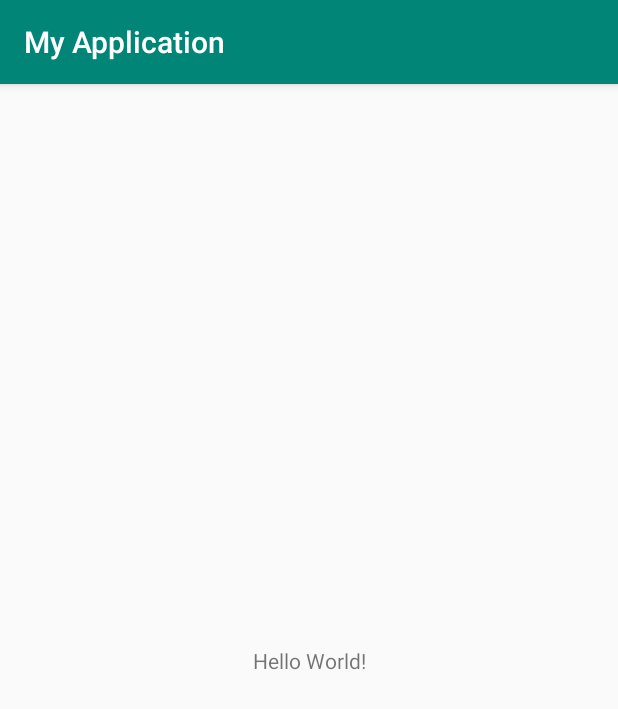
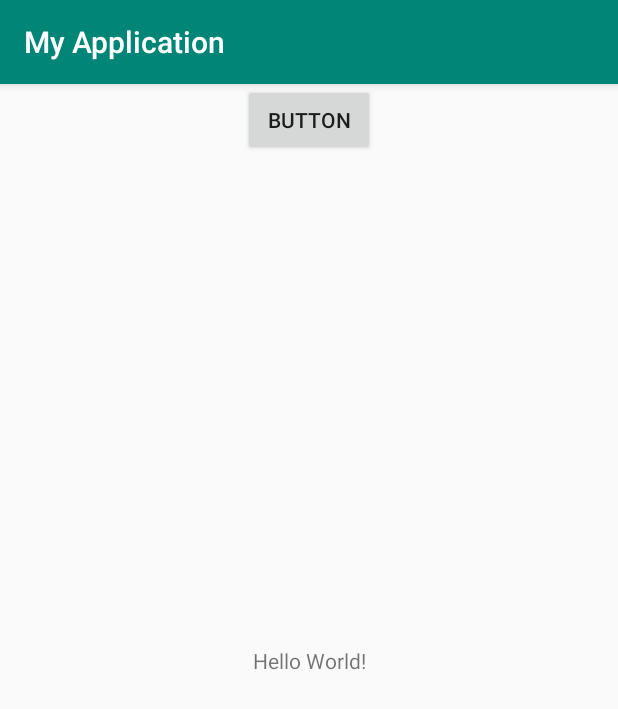
Before and after one commit to july12a/MyApplication6, an Android app: the screen it shows after launch (MainActivity), on a phone screen of 412 x 824 dp. Shown: the top 709 px of the screen. Run offline under Robolectric (Android 15) with nearby library versions, the phone set to English and light mode, and no system bars.

Commit message:
first commit

```diff
--- a/src/main/res/layout/activity_main.xml
+++ b/src/main/res/layout/activity_main.xml
@@ -15,4 +15,15 @@
         app:layout_constraintRight_toRightOf="parent"
         app:layout_constraintTop_toTopOf="parent" />
 
+    <Button
+        android:id="@+id/button"
+        android:layout_width="wrap_content"
+        android:layout_height="wrap_content"
+        android:layout_marginStart="8dp"
+        android:layout_marginEnd="8dp"
+        android:text="Button"
+        app:layout_constraintEnd_toEndOf="parent"
+        app:layout_constraintStart_toStartOf="parent"
+        tools:layout_editor_absoluteY="133dp" />
+
 </android.support.constraint.ConstraintLayout>
```
